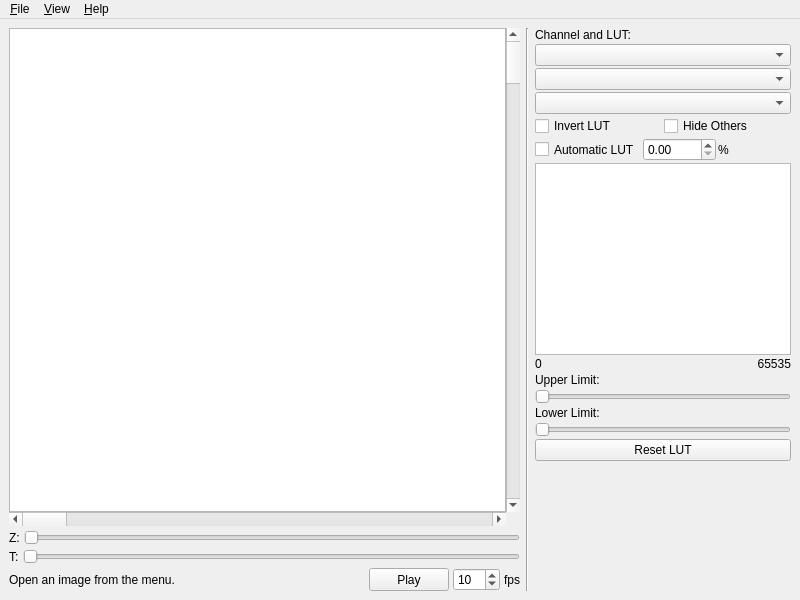
The window that ui/mainwindow.ui (takushim/momotrack) describes before a commit, drawn with Qt 5.
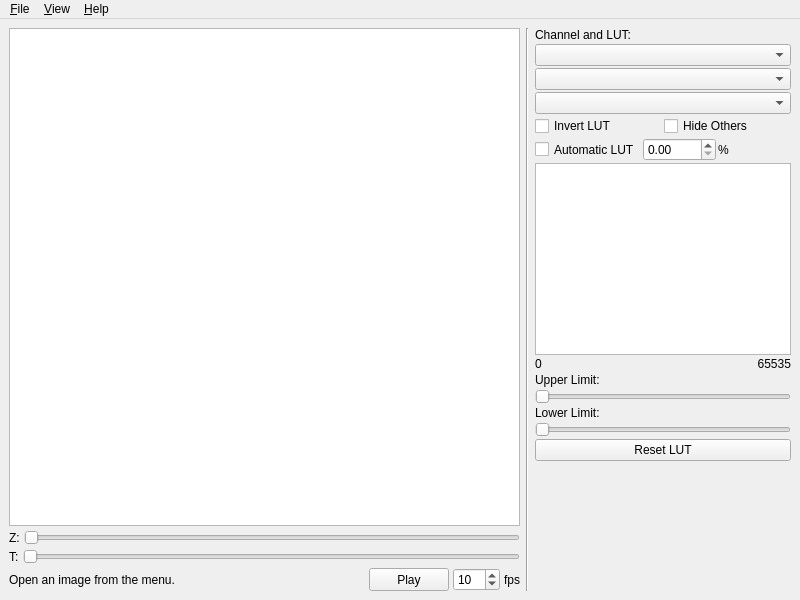
The same window after the commit.

Commit message: Added a mockup for the quick help

Patch:
```diff
--- a/ui/mainwindow.ui
+++ b/ui/mainwindow.ui
@@ -56,56 +56,14 @@
          <enum>QLayout::SetMinimumSize</enum>
         </property>
         <item>
-         <layout class="QGridLayout" name="glayout_image">
-          <property name="sizeConstraint">
-           <enum>QLayout::SetMinimumSize</enum>
+         <widget class="QGraphicsView" name="graphicsView">
+          <property name="minimumSize">
+           <size>
+            <width>0</width>
+            <height>0</height>
+           </size>
           </property>
-          <property name="spacing">
-           <number>0</number>
-          </property>
-          <item row="0" column="0">
-           <widget class="QGraphicsView" name="view_image">
-            <property name="sizePolicy">
-             <sizepolicy hsizetype="Expanding" vsizetype="Expanding">
-              <horstretch>0</horstretch>
-              <verstretch>0</verstretch>
-             </sizepolicy>
-            </property>
-            <property name="minimumSize">
-             <size>
-              <width>400</width>
-              <height>400</height>
-             </size>
-            </property>
-           </widget>
-          </item>
-          <item row="1" column="0">
-           <widget class="QScrollBar" name="scroll_image_h">
-            <property name="sizePolicy">
-             <sizepolicy hsizetype="Expanding" vsizetype="Minimum">
-              <horstretch>0</horstretch>
-              <verstretch>0</verstretch>
-             </sizepolicy>
-            </property>
-            <property name="orientation">
-             <enum>Qt::Horizontal</enum>
-            </property>
-           </widget>
-          </item>
-          <item row="0" column="1">
-           <widget class="QScrollBar" name="scroll_image_v">
-            <property name="sizePolicy">
-             <sizepolicy hsizetype="Minimum" vsizetype="Expanding">
-              <horstretch>0</horstretch>
-              <verstretch>0</verstretch>
-             </sizepolicy>
-            </property>
-            <property name="orientation">
-             <enum>Qt::Vertical</enum>
-            </property>
-           </widget>
-          </item>
-         </layout>
+         </widget>
         </item>
         <item>
          <layout class="QHBoxLayout" name="hlayout_slider_zstack">
```
Left out of the diff: 24 changed lines with no effect on the pictures. The commit also changes 1 other file.
